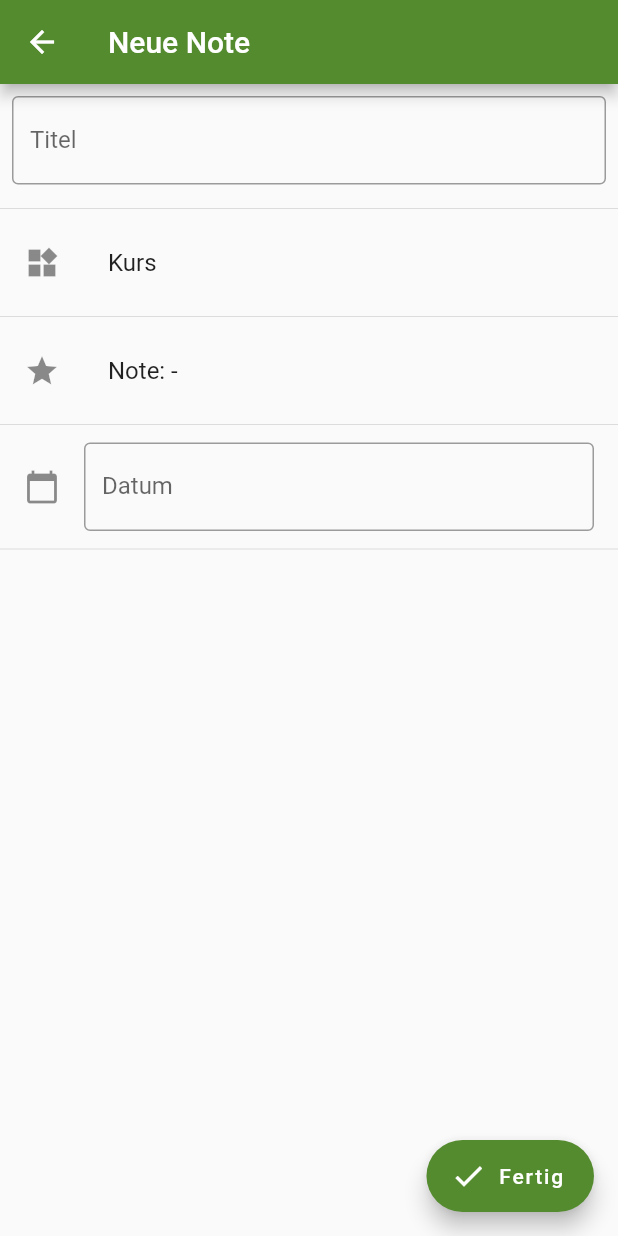
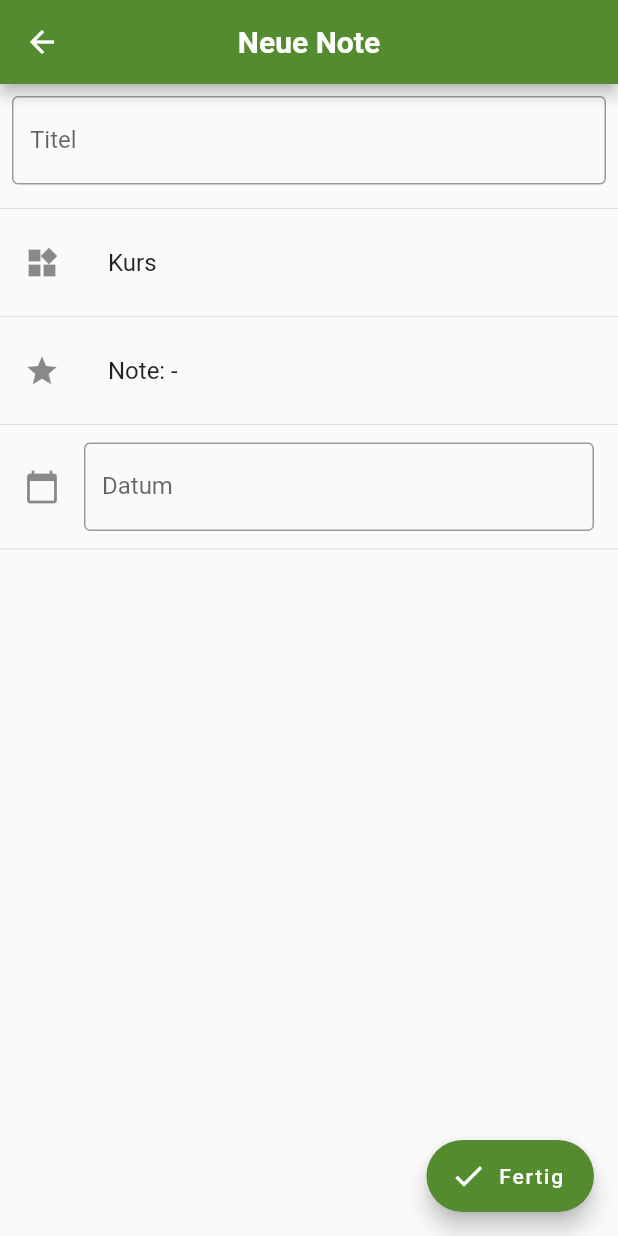
Before and after one commit to MCG-Dallgow/MCG-App, a Flutter app: the GradeEditScreen screen opened by its route, on a phone screen of 412 x 824 dp. Run offline on Flutter 3.47's test engine with Material 2 defaults, Android fonts, the phone set to English and light mode, and no system bars; our stand-ins replace dio, flutter_speed_dial, flutter_svg, shared_preferences; accounts and stored records are empty.

Commit message:
Center app bar title

```diff
--- a/lib/screens/credits_screen.dart
+++ b/lib/screens/credits_screen.dart
@@ -1,5 +1,6 @@
 import 'package:flutter/material.dart';
 
+import '../widgets/app_bar.dart';
 import '../widgets/drawer.dart';
 
 class CreditsScreen extends StatefulWidget {
@@ -18,9 +19,7 @@ class _CreditsScreenState extends State<CreditsScreen> {
   @override
   Widget build(BuildContext context) {
     return Scaffold(
-      appBar: AppBar(
-        title: const Text('Credits'),
-      ),
+      appBar: MCGAppBar(title: const Text('Credits')),
       drawer: const MCGDrawer(routeName: CreditsScreen.routeName),
       body: Padding(
         padding: const EdgeInsetsDirectional.fromSTEB(10, 20, 20, 10),
--- a/lib/screens/grades/course_grades_screen.dart
+++ b/lib/screens/grades/course_grades_screen.dart
@@ -2,6 +2,7 @@ import 'package:flutter/material.dart';
 
 import '../../classes/course.dart';
 import '../../classes/grade.dart';
+import '../../widgets/app_bar.dart';
 import 'grade_edit_screen.dart';
 
 class CourseGradesScreen extends StatefulWidget {
@@ -72,7 +73,7 @@ class _CourseGradesScreenState extends State<CourseGradesScreen> {
     course = ModalRoute.of(context)!.settings.arguments as Course;
 
     return Scaffold(
-      appBar: AppBar(
+      appBar: MCGAppBar(
         title: Text(course.subject.title),
         backgroundColor: course.subject.backgroundColor,
         foregroundColor: course.subject.foregroundColor,
--- a/lib/screens/grades/grade_edit_screen.dart
+++ b/lib/screens/grades/grade_edit_screen.dart
@@ -3,6 +3,8 @@ import 'package:intl/date_symbol_data_local.dart';
 import 'package:intl/intl.dart';
 import 'package:mcgapp/classes/course.dart';
 import 'package:mcgapp/classes/grade.dart';
+
+import '../../widgets/app_bar.dart';
 
 class GradeEditScreen extends StatefulWidget {
   const GradeEditScreen({Key? key}) : super(key: key);
@@ -127,7 +129,7 @@ class _GradeEditScreenState extends State<GradeEditScreen> {
     }
 
     return Scaffold(
-      appBar: AppBar(title: Text(grade == null ? 'Neue Note' : 'Note bearbeiten')),
+      appBar: MCGAppBar(title: Text(grade == null ? 'Neue Note' : 'Note bearbeiten')),
       floatingActionButton: FloatingActionButton.extended(
         label: const Text('Fertig'),
         icon: const Icon(Icons.done),
--- a/lib/screens/grades/grades_screen.dart
+++ b/lib/screens/grades/grades_screen.dart
@@ -6,6 +6,7 @@ import 'package:mcgapp/widgets/drawer.dart';
 
 import '../../classes/course.dart';
 import '../../classes/grade.dart';
+import '../../widgets/app_bar.dart';
 
 class GradesScreen extends StatefulWidget {
   const GradesScreen({Key? key}) : super(key: key);
@@ -107,7 +108,7 @@ class _GradesScreenState extends State<GradesScreen> {
       initialIndex: 0,
       length: 3,
       child: Scaffold(
-        appBar: AppBar(
+        appBar: MCGAppBar(
           title: const Text('Noten'),
           actions: [
             Center(
--- a/lib/screens/home_screen.dart
+++ b/lib/screens/home_screen.dart
@@ -1,6 +1,7 @@
 import 'package:flutter/material.dart';
 import 'package:mcgapp/main.dart';
 
+import '../widgets/app_bar.dart';
 import '../widgets/drawer.dart';
 
 class HomeScreen extends StatefulWidget {
@@ -16,9 +17,7 @@ class _HomeScreenState extends State<HomeScreen> {
   @override
   Widget build(BuildContext context) {
     return Scaffold(
-      appBar: AppBar(
-        title: Text(appName),
-      ),
+      appBar: MCGAppBar(title: Text(appName)),
       drawer: const MCGDrawer(routeName: HomeScreen.routeName),
       body: ListView(
         children: [
--- a/lib/screens/settings_screen.dart
+++ b/lib/screens/settings_screen.dart
@@ -1,6 +1,7 @@
 import 'package:flutter/material.dart';
 import '../main.dart';
 
+import '../widgets/app_bar.dart';
 import '../widgets/drawer.dart';
 
 class SettingsScreen extends StatefulWidget {
@@ -16,9 +17,7 @@ class _SettingsScreenState extends State<SettingsScreen> {
   @override
   Widget build(BuildContext context) {
     return Scaffold(
-      appBar: AppBar(
-        title: const Text('Einstellungen'),
-      ),
+      appBar: MCGAppBar(title: const Text('Einstellungen')),
       drawer: const MCGDrawer(routeName: SettingsScreen.routeName),
       body: ListView(
         children: <Widget>[
--- a/lib/screens/substitutions_screen.dart
+++ b/lib/screens/substitutions_screen.dart
@@ -9,6 +9,7 @@ import 'package:dio/dio.dart';
 import 'package:shared_preferences/shared_preferences.dart';
 
 import '../classes/substitution_entry.dart';
+import '../widgets/app_bar.dart';
 import '../widgets/drawer.dart';
 
 class SubstitutionsScreen extends StatefulWidget {
@@ -367,7 +368,7 @@ class _SubstitutionsScreenState extends State<SubstitutionsScreen> {
       initialIndex: 0,
       length: _tabBarLength,
       child: Scaffold(
-        appBar: AppBar(
+        appBar: MCGAppBar(
           title: const Text('Vertretungsplan'),
           actions: [
             IconButton(icon: const Icon(Icons.refresh), onPressed: () => _getSubstitutions()),
--- a/lib/screens/teachers/teacher_details_screen.dart
+++ b/lib/screens/teachers/teacher_details_screen.dart
@@ -1,6 +1,7 @@
 import 'package:flutter/material.dart';
 
 import '../../classes/teacher.dart';
+import '../../widgets/app_bar.dart';
 
 class TeacherDetailsScreen extends StatelessWidget {
   const TeacherDetailsScreen({Key? key}) : super(key: key);
@@ -57,7 +58,7 @@ class SekretariatScreen extends StatelessWidget {
     final data = ModalRoute.of(context)!.settings.arguments as List<String>;
 
     return Scaffold(
-      appBar: AppBar(
+      appBar: MCGAppBar(
         title: const Text('Sekretariat'),
       ),
       body: ListView(
--- a/lib/screens/teachers/teachers_screen.dart
+++ b/lib/screens/teachers/teachers_screen.dart
@@ -6,6 +6,7 @@ import 'package:mcgapp/screens/teachers/teacher_details_screen.dart';
 import 'package:mcgapp/widgets/drawer.dart';
 
 import '../../classes/teacher.dart';
+import '../../widgets/app_bar.dart';
 
 class TeachersScreen extends StatefulWidget {
   const TeachersScreen({Key? key}) : super(key: key);
@@ -127,7 +128,7 @@ class _TeachersScreenState extends State<TeachersScreen> {
   @override
   Widget build(BuildContext context) {
     return Scaffold(
-      appBar: AppBar(
+      appBar: MCGAppBar(
         leading: _isSearching ? const BackButton() : null,
         title: _isSearching ? _buildSearchField() : const Text('Lehrer'),
         actions: _buildActions(),
--- /dev/null
+++ b/lib/widgets/app_bar.dart
@@ -0,0 +1,45 @@
+import 'package:flutter/material.dart';
+
+class _PreferredAppBarSize extends Size {
+  _PreferredAppBarSize(this.toolbarHeight, this.bottomHeight)
+      : super.fromHeight((toolbarHeight ?? kToolbarHeight) + (bottomHeight ?? 0));
+  final double? toolbarHeight;
+  final double? bottomHeight;
+}
+
+class MCGAppBar extends StatelessWidget implements PreferredSizeWidget {
+  MCGAppBar({
+    Key? key,
+    required this.title,
+    this.actions,
+    this.bottom,
+    this.leading,
+    this.backgroundColor,
+    this.foregroundColor,
+  }) : preferredSize = _PreferredAppBarSize(kToolbarHeight, bottom?.preferredSize.height),
+        super(key: key);
+
+  final Widget title;
+  final List<Widget>? actions;
+  final PreferredSizeWidget? bottom;
+  final Widget? leading;
+  final Color? backgroundColor;
+  final Color? foregroundColor;
+
+  @override
+  final Size preferredSize;
+
+  @override
+  Widget build(BuildContext context) {
+    return AppBar(
+      title: title,
+      titleTextStyle: const TextStyle(fontWeight: FontWeight.bold, fontSize: 20),
+      centerTitle: true,
+      bottom: bottom,
+      actions: actions,
+      leading: leading,
+      backgroundColor: backgroundColor,
+      foregroundColor: foregroundColor,
+    );
+  }
+}
```
Also changed, not shown: lib/screens/roomplan_screen.dart (+2 -53 lines), lib/screens/timetable_screen.dart (+3 -7 lines).
